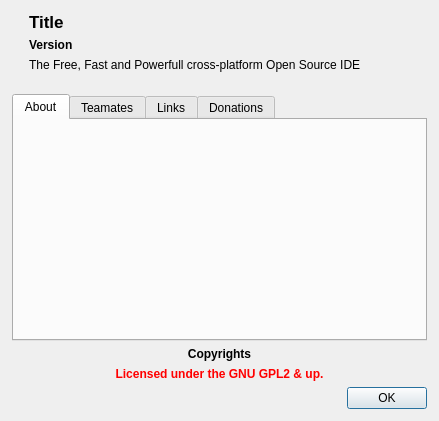
First picture: the form in v2/trunk/monkey/src/maininterface/ui/UIAbout.ui, repository testmana2/mks, before the edit.
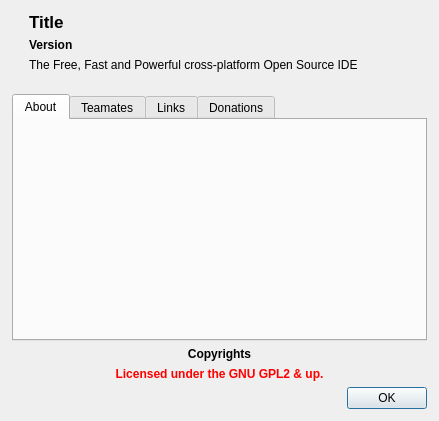
Second picture: the form after the edit. Icons and pictures are not drawn.

Patch:
```diff
--- a/v2/trunk/monkey/src/maininterface/ui/UIAbout.ui
+++ b/v2/trunk/monkey/src/maininterface/ui/UIAbout.ui
@@ -84,7 +84,7 @@
       </font>
      </property>
      <property name="text">
-      <string>The Free, Fast and Powerfull cross-platform Open Source IDE</string>
+      <string>The Free, Fast and Powerful cross-platform Open Source IDE</string>
      </property>
      <property name="wordWrap">
       <bool>true</bool>
```
